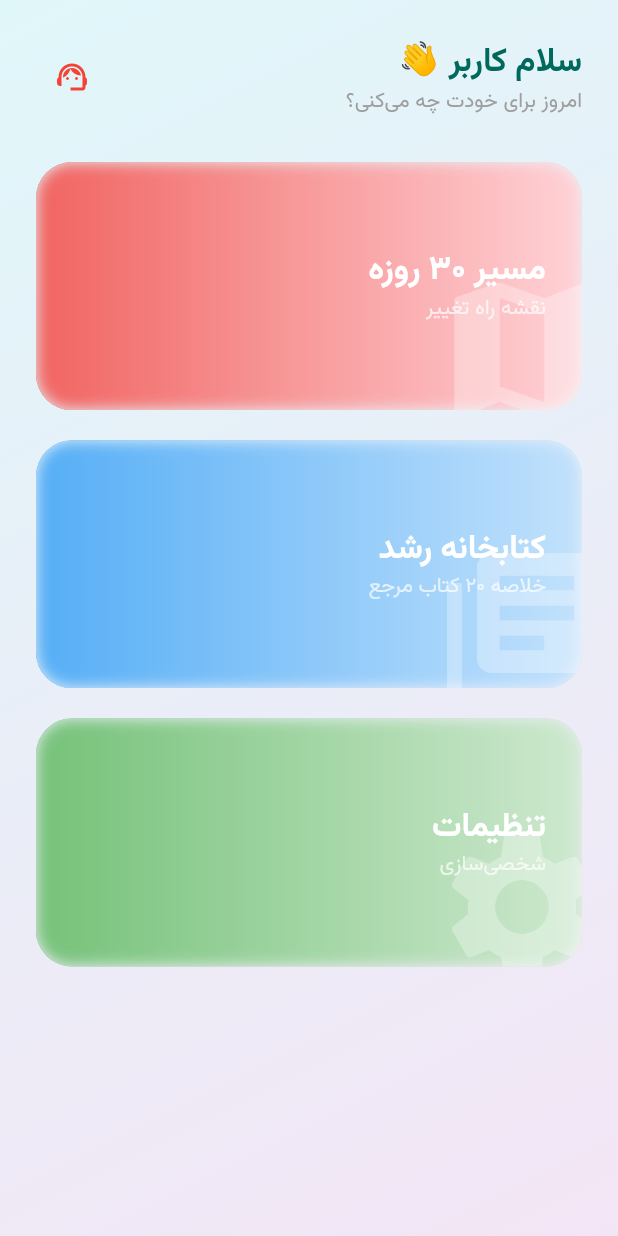
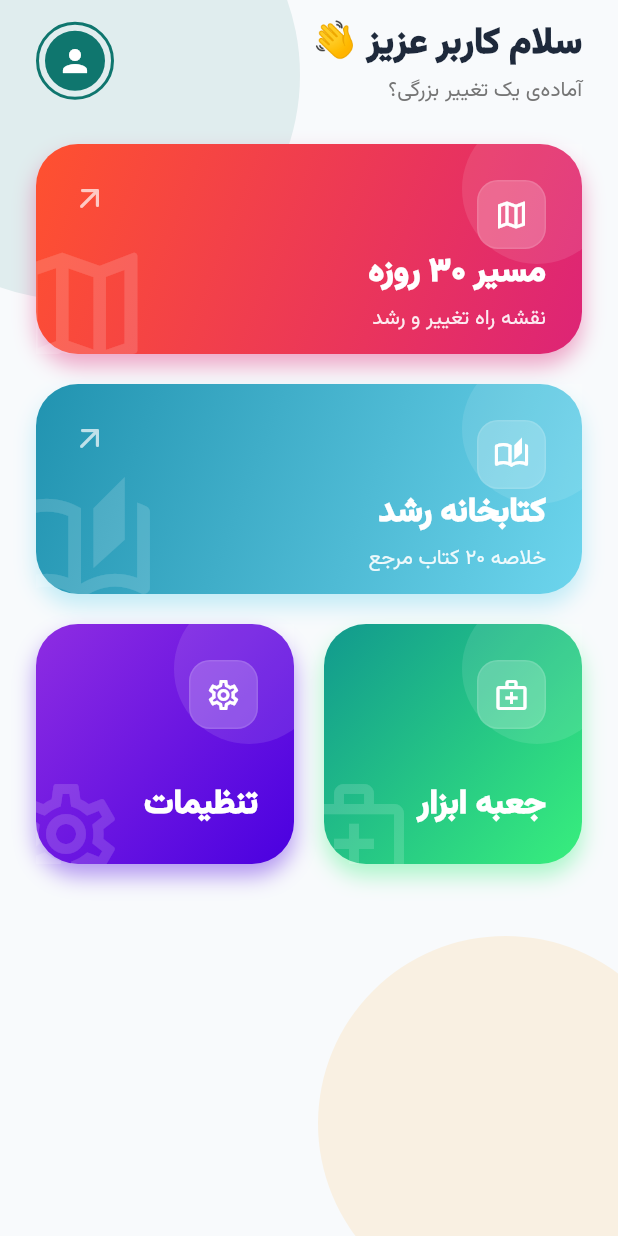
Before and after one commit to 1mirza/self_esteem, a Flutter app: the HomeScreen screen opened directly, on a phone screen of 412 x 824 dp. Run offline on Flutter 3.47's test engine with Material 3 defaults, Android fonts, the phone set to English and light mode, and no system bars.

Commit message:
change name

```diff
--- a/lib/screens/home_screen.dart
+++ b/lib/screens/home_screen.dart
@@ -12,81 +12,166 @@ class HomeScreen extends StatelessWidget {
   @override
   Widget build(BuildContext context) {
     return Scaffold(
+      backgroundColor: const Color(0xFFF8FAFC), // پس‌زمینه خیلی روشن
       body: Stack(
         children: [
-          // پس‌زمینه گرادیانت ملایم
-          Container(
-            decoration: const BoxDecoration(
-              gradient: LinearGradient(
-                colors: [Color(0xFFE0F7FA), Color(0xFFF3E5F5)],
-                begin: Alignment.topLeft,
-                end: Alignment.bottomRight,
+          // تزئینات پس‌زمینه (حباب‌های رنگی محو)
+          Positioned(
+            top: -100,
+            left: -100,
+            child: Container(
+              width: 300,
+              height: 300,
+              decoration: BoxDecoration(
+                shape: BoxShape.circle,
+                color: const Color(0xFF0F766E).withOpacity(0.1),
+              ),
+            ),
+          ),
+          Positioned(
+            bottom: -50,
+            right: -50,
+            child: Container(
+              width: 250,
+              height: 250,
+              decoration: BoxDecoration(
+                shape: BoxShape.circle,
+                color: Colors.orange.withOpacity(0.1),
               ),
             ),
           ),
 
-          // محتوای اصلی
           SafeArea(
             child: Padding(
-              padding: const EdgeInsets.all(24.0),
+              padding:
+                  const EdgeInsets.symmetric(horizontal: 24.0, vertical: 10),
               child: Column(
                 children: [
-                  // هدر: خوش‌آمدگویی و دکمه SOS
+                  // هدر: خوش‌آمدگویی
                   Row(
                     mainAxisAlignment: MainAxisAlignment.spaceBetween,
                     children: [
                       Column(
                         crossAxisAlignment: CrossAxisAlignment.start,
                         children: [
-                          Text('سلام $userName 👋',
+                          Text('سلام $userName عزیز 👋',
                               style: const TextStyle(
-                                  fontSize: 22,
-                                  fontWeight: FontWeight.bold,
-                                  color: Color(0xFF00695C))),
-                          const Text('امروز برای خودت چه می‌کنی؟',
-                              style: TextStyle(color: Colors.grey)),
+                                  fontSize: 24,
+                                  fontWeight: FontWeight.w900,
+                                  color: Color(0xFF1E293B))),
+                          const SizedBox(height: 4),
+                          Text('آماده‌ی یک تغییر بزرگی؟',
+                              style: TextStyle(
+                                  color: Colors.grey.shade600,
+                                  fontSize: 14,
+                                  fontWeight: FontWeight.w500)),
                         ],
                       ),
-                      IconButton(
-                        icon:
-                            const Icon(Icons.support_agent, color: Colors.red),
-                        onPressed: () => Navigator.push(
-                            context,
-                            MaterialPageRoute(
-                                builder: (_) => const SosScreen())),
-                      )
+                      Container(
+                        padding: const EdgeInsets.all(4),
+                        decoration: BoxDecoration(
+                          shape: BoxShape.circle,
+                          border: Border.all(
+                              color: const Color(0xFF0F766E), width: 2),
+                        ),
+                        child: const CircleAvatar(
+                          radius: 20,
+                          backgroundColor: Color(0xFF0F766E),
+                          child: Icon(Icons.person, color: Colors.white),
+                        ),
+                      ),
                     ],
                   ),
-                  const SizedBox(height: 30),
 
-                  // گرید کارت‌های منو
+                  const SizedBox(height: 25),
+
+                  // لیست کارت‌ها
                   Expanded(
-                    child: GridView.count(
-                      crossAxisCount: 1,
-                      mainAxisSpacing: 20,
-                      childAspectRatio: 2.2,
+                    child: ListView(
+                      physics: const BouncingScrollPhysics(),
                       children: [
-                        _menuCard(
-                            context,
-                            'مسیر ۳۰ روزه',
-                            'نقشه راه تغییر',
-                            Icons.map,
-                            [const Color(0xFFEF5350), const Color(0xFFFFCDD2)],
-                            () => const RoadmapScreen()),
-                        _menuCard(
-                            context,
-                            'کتابخانه رشد',
-                            'خلاصه ۲۰ کتاب مرجع',
-                            Icons.library_books,
-                            [const Color(0xFF42A5F5), const Color(0xFFBBDEFB)],
-                            () => const LibraryScreen()),
-                        _menuCard(
-                            context,
-                            'تنظیمات',
-                            'شخصی‌سازی',
-                            Icons.settings,
-                            [const Color(0xFF66BB6A), const Color(0xFFC8E6C9)],
-                            () => const SettingsScreen()),
+                        // کارت ۱: مسیر ۳۰ روزه (بزرگ)
+                        _buildMenuCard(
+                          context,
+                          title: 'مسیر ۳۰ روزه',
+                          subtitle: 'نقشه راه تغییر و رشد',
+                          icon: Icons.map_outlined,
+                          // گرادیانت نارنجی/صورتی (Sunset)
+                          gradientColors: [
+                            const Color(0xFFFF512F),
+                            const Color(0xFFDD2476)
+                          ],
+                          onTap: () => Navigator.push(
+                              context,
+                              MaterialPageRoute(
+                                  builder: (_) => const RoadmapScreen())),
+                        ),
+
+                        const SizedBox(height: 20),
+
+                        // کارت ۲: کتابخانه (بزرگ)
+                        _buildMenuCard(
+                          context,
+                          title: 'کتابخانه رشد',
+                          subtitle: 'خلاصه ۲۰ کتاب مرجع',
+                          icon: Icons.auto_stories_outlined,
+                          // گرادیانت آبی/فیروزه‌ای (Ocean)
+                          gradientColors: [
+                            const Color(0xFF2193b0),
+                            const Color(0xFF6dd5ed)
+                          ],
+                          onTap: () => Navigator.push(
+                              context,
+                              MaterialPageRoute(
+                                  builder: (_) => const LibraryScreen())),
+                        ),
+
+                        const SizedBox(height: 20),
+
+                        // ردیف کارت‌های کوچک (SOS و تنظیمات)
+                        Row(
+                          children: [
+                            Expanded(
+                              child: _buildMenuCard(
+                                context,
+                                title: 'جعبه ابزار',
+                                subtitle: 'SOS',
+                                icon: Icons.medical_services_outlined,
+                                // گرادیانت سبز/یشمی (Lush)
+                                gradientColors: [
+                                  const Color(0xFF11998e),
+                                  const Color(0xFF38ef7d)
+                                ],
+                                onTap: () => Navigator.push(
+                                    context,
+                                    MaterialPageRoute(
+                                        builder: (_) => const SosScreen())),
+                                isSmall: true,
+                              ),
+                            ),
+                            const SizedBox(width: 20),
+                            Expanded(
+                              child: _buildMenuCard(
+                                context,
+                                title: 'تنظیمات',
+                                subtitle: 'شخصی‌سازی',
+                                icon: Icons.settings_outlined,
+                                // گرادیانت بنفش/آبی (Royal)
+                                gradientColors: [
+                                  const Color(0xFF8E2DE2),
+                                  const Color(0xFF4A00E0)
+                                ],
+                                onTap: () => Navigator.push(
+                                    context,
+                                    MaterialPageRoute(
+                                        builder: (_) =>
+                                            const SettingsScreen())),
+                                isSmall: true,
+                              ),
+                            ),
+                          ],
+                        ),
+                        const SizedBox(height: 20),
                       ],
                     ),
                   ),
@@ -99,51 +184,113 @@ class HomeScreen extends StatelessWidget {
     );
   }
 
-  // ویجت سازنده کارت منو با افکت شیشه‌ای
-  Widget _menuCard(BuildContext context, String title, String sub,
-      IconData icon, List<Color> colors, Function() page) {
+  Widget _buildMenuCard(
+    BuildContext context, {
+    required String title,
+    required String subtitle,
+    required IconData icon,
+    required List<Color> gradientColors,
+    required VoidCallback onTap,
+    bool isSmall = false,
+  }) {
     return GestureDetector(
-      onTap: () =>
-          Navigator.push(context, MaterialPageRoute(builder: (_) => page())),
-      child: ClipRRect(
-        borderRadius: BorderRadius.circular(24),
+      onTap: onTap,
+      child: Container(
+        height: isSmall ? 160 : 140, // ارتفاع کارت‌ها
+        decoration: BoxDecoration(
+          borderRadius: BorderRadius.circular(28),
+          gradient: LinearGradient(
+            colors: gradientColors,
+            begin: Alignment.topLeft,
+            end: Alignment.bottomRight,
+          ),
+          boxShadow: [
+            BoxShadow(
+              color: gradientColors.last.withOpacity(0.4),
+              blurRadius: 12,
+              offset: const Offset(0, 8),
+            ),
+          ],
+        ),
         child: Stack(
           children: [
-            // پس‌زمینه رنگی گرادیانت
-            Container(
-                decoration:
-                    BoxDecoration(gradient: LinearGradient(colors: colors))),
+            // افکت گلس (دایره شیشه‌ای تزئینی)
+            Positioned(
+              top: -20,
+              right: -20,
+              child: Container(
+                width: 100,
+                height: 100,
+                decoration: BoxDecoration(
+                  shape: BoxShape.circle,
+                  color: Colors.white.withOpacity(0.1),
+                ),
+              ),
+            ),
 
-            // افکت مات شیشه‌ای (Glassmorphism)
-            BackdropFilter(
-                filter: ImageFilter.blur(sigmaX: 5, sigmaY: 5),
-                child: Container(color: Colors.white.withOpacity(0.1))),
+            // آیکون بزرگ در پس‌زمینه
+            Positioned(
+              bottom: -20,
+              left: -20,
+              child: Icon(
+                icon,
+                size: isSmall ? 80 : 100,
+                color: Colors.white.withOpacity(0.15),
+              ),
+            ),
 
-            // آیکون بزرگ و شفاف در پس‌زمینه کارت
-            Positioned(
-                right: -20,
-                bottom: -20,
-                child: Icon(icon,
-                    size: 120, color: Colors.white.withOpacity(0.3))),
-
-            // متن و اطلاعات کارت
+            // محتوا
             Padding(
               padding: const EdgeInsets.all(24.0),
               child: Column(
+                crossAxisAlignment: CrossAxisAlignment.start,
                 mainAxisAlignment: MainAxisAlignment.center,
-                crossAxisAlignment: CrossAxisAlignment.start,
                 children: [
-                  Text(title,
-                      style: const TextStyle(
-                          fontSize: 22,
-                          fontWeight: FontWeight.bold,
-                          color: Colors.white)),
-                  Text(sub,
-                      style:
-                          const TextStyle(fontSize: 14, color: Colors.white70)),
+                  // آیکون کوچک داخل کادر شیشه‌ای
+                  Container(
+                    padding: const EdgeInsets.all(10),
+                    decoration: BoxDecoration(
+                      color: Colors.white.withOpacity(0.2),
+                      borderRadius: BorderRadius.circular(14),
+                      border: Border.all(color: Colors.white.withOpacity(0.1)),
+                    ),
+                    child: Icon(icon, color: Colors.white, size: 24),
+                  ),
+
+                  const Spacer(),
+
+                  Text(
+                    title,
+                    style: const TextStyle(
+                      fontSize: 22,
+                      fontWeight: FontWeight.w900, // فونت خیلی ضخیم
+                      color: Colors.white,
+                      letterSpacing: 0.5,
+                    ),
+                  ),
+
+                  if (!isSmall) ...[
+                    const SizedBox(height: 6),
+                    Text(
+                      subtitle,
+                      style: TextStyle(
+                        fontSize: 14,
+                        color: Colors.white.withOpacity(0.9),
+                        fontWeight: FontWeight.w400,
+                      ),
+                    ),
+                  ],
                 ],
               ),
             ),
+
+            // فلش جهت‌نما (فقط برای کارت‌های بزرگ)
+            if (!isSmall)
+              const Positioned(
+                top: 24,
+                left: 24,
+                child: Icon(Icons.arrow_outward_rounded, color: Colors.white70),
+              ),
           ],
         ),
       ),
```
Also changed, not shown: 1 other file.
